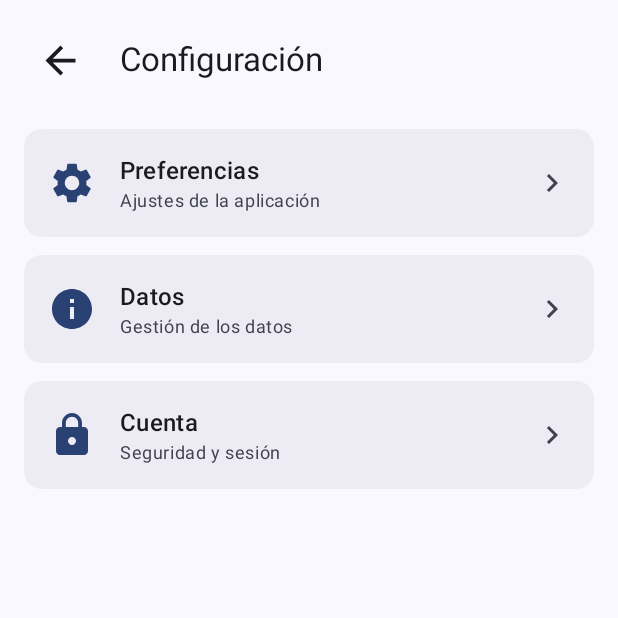
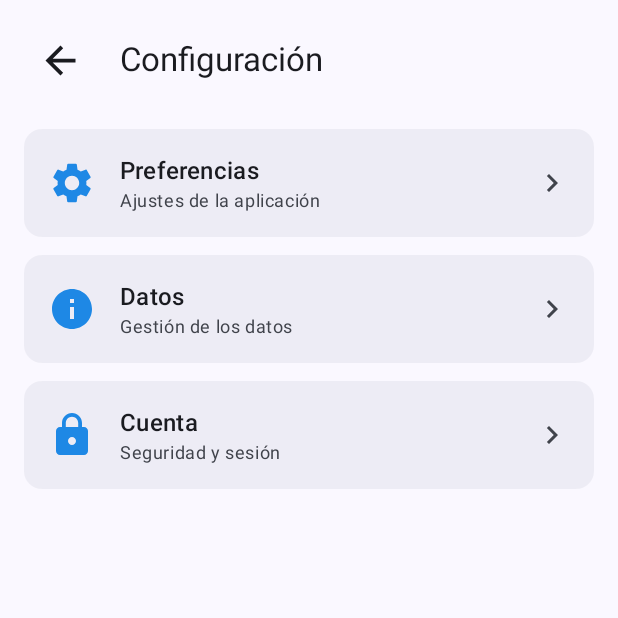
Before and after one commit to Rober-Car/ClientesGestor, an Android app built with Jetpack Compose: the ConfiguracionScreen screen opened through its navigation route, on a phone screen of 412 x 824 dp, the top half of it. Run offline under Robolectric (Android 15) with nearby library versions, the light colour scheme and no system bars; our stand-ins replace Dagger/Hilt's generated code.

Commit message:
feat: iconos Configuración en azul

```diff
--- a/app/src/main/java/com/roberto/clientesgestor/ui/configuracion/ConfiguracionScreen.kt
+++ b/app/src/main/java/com/roberto/clientesgestor/ui/configuracion/ConfiguracionScreen.kt
@@ -24,6 +24,7 @@ import androidx.compose.material3.Text
 import androidx.compose.runtime.Composable
 import androidx.compose.ui.Alignment
 import androidx.compose.ui.Modifier
+import androidx.compose.ui.graphics.Color
 import androidx.compose.ui.graphics.vector.ImageVector
 import androidx.compose.ui.unit.dp
 import androidx.navigation.NavHostController
@@ -63,6 +64,7 @@ fun ConfiguracionScreen(
                 titulo = "Preferencias",
                 descripcion = "Ajustes de la aplicación",
                 icono = Icons.Default.Settings,
+                iconColor = Color(0xFF1E88E5),
                 onClick = { navController.navigate(Routes.PREFERENCIAS) }
             )
 
@@ -70,6 +72,7 @@ fun ConfiguracionScreen(
                 titulo = "Datos",
                 descripcion = "Gestión de los datos",
                 icono = Icons.Default.Info,
+                iconColor = Color(0xFF1E88E5),
                 onClick = { navController.navigate(Routes.DATOS) }
             )
 
@@ -77,6 +80,7 @@ fun ConfiguracionScreen(
                 titulo = "Cuenta",
                 descripcion = "Seguridad y sesión",
                 icono = Icons.Default.Lock,
+                iconColor = Color(0xFF1E88E5),
                 onClick = { navController.navigate(Routes.CUENTA) }
             )
         }
@@ -88,6 +92,7 @@ private fun ConfiguracionItem(
     titulo: String,
     descripcion: String,
     icono: ImageVector,
+    iconColor: Color = MaterialTheme.colorScheme.primary,
     onClick: () -> Unit
 ) {
     Card(
@@ -109,7 +114,7 @@ private fun ConfiguracionItem(
             Icon(
                 imageVector = icono,
                 contentDescription = null,
-                tint = MaterialTheme.colorScheme.primary,
+                tint = iconColor,
                 modifier = Modifier.size(32.dp)
             )
             Spacer(modifier = Modifier.width(16.dp))
```
